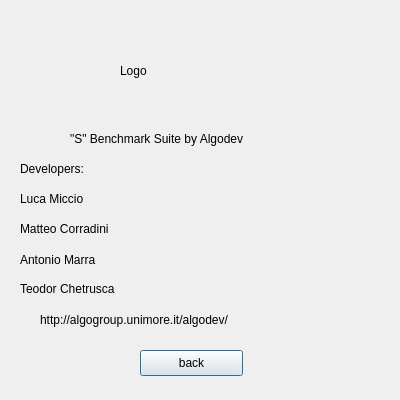
Above: wincredits.ui from Algodev-github/S-GUI before the change. Below: the same form after it.
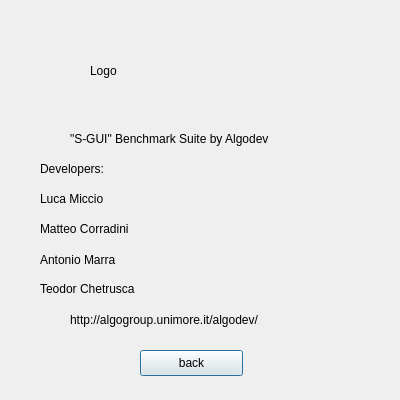
That is the form after the change.

Commit message:
Fix schedulers' check-boxes after test ended and ui restailing
This commit fixes the following bug:
if you don't have a scheduler, the correspondig check box is
disabled, but when  after test ending the disabled check box is
enabled. Now when a test ends the function that confirgures the
schedulers' check-boxes is invoked.
This commit also changes the application name from S to S-GUI
and the application logo

The edit to the form file:
```diff
--- a/wincredits.ui
+++ b/wincredits.ui
@@ -28,7 +28,7 @@
   <widget class="QLabel" name="label">
    <property name="geometry">
     <rect>
-     <x>20</x>
+     <x>40</x>
      <y>160</y>
      <width>101</width>
      <height>18</height>
@@ -41,7 +41,7 @@
   <widget class="QLabel" name="label_2">
    <property name="geometry">
     <rect>
-     <x>20</x>
+     <x>40</x>
      <y>190</y>
      <width>381</width>
      <height>18</height>
@@ -54,20 +54,20 @@
   <widget class="QLabel" name="label_3">
    <property name="geometry">
     <rect>
-     <x>20</x>
+     <x>40</x>
      <y>220</y>
      <width>391</width>
      <height>18</height>
     </rect>
    </property>
    <property name="text">
-    <string>Matteo Corradini     &lt;corra.matteo@gmail.com&gt;</string>
+    <string>Matteo Corradini    &lt;corra.matteo@gmail.com&gt;</string>
    </property>
   </widget>
   <widget class="QLabel" name="label_5">
    <property name="geometry">
     <rect>
-     <x>20</x>
+     <x>40</x>
      <y>250</y>
      <width>361</width>
      <height>20</height>
@@ -80,7 +80,7 @@
   <widget class="QLabel" name="label_9">
    <property name="geometry">
     <rect>
-     <x>20</x>
+     <x>40</x>
      <y>280</y>
      <width>361</width>
      <height>18</height>
@@ -93,9 +93,9 @@
   <widget class="QLabel" name="logo">
    <property name="geometry">
     <rect>
-     <x>120</x>
+     <x>90</x>
      <y>20</y>
-     <width>141</width>
+     <width>221</width>
      <height>101</height>
     </rect>
    </property>
@@ -107,8 +107,8 @@
    </property>
    <property name="maximumSize">
     <size>
-     <width>150</width>
-     <height>150</height>
+     <width>300</width>
+     <height>300</height>
     </size>
    </property>
    <property name="text">
@@ -125,13 +125,13 @@
     </rect>
    </property>
    <property name="text">
-    <string>&quot;S&quot; Benchmark Suite by Algodev</string>
+    <string>&quot;S-GUI&quot; Benchmark Suite by Algodev</string>
    </property>
   </widget>
   <widget class="QLabel" name="label_6">
    <property name="geometry">
     <rect>
-     <x>40</x>
+     <x>70</x>
      <y>310</y>
      <width>321</width>
      <height>20</height>
```
The commit also changes 6 other files.
